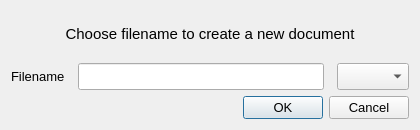
Before: the Qt Designer form textedit/newfilewindow.ui in pgallo725/livetext-pds, drawn with Qt 5.
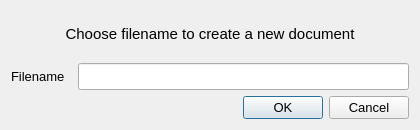
After: the same form once the commit is applied.

```diff
--- a/textedit/newfilewindow.ui
+++ b/textedit/newfilewindow.ui
@@ -83,15 +83,8 @@
          <pointsize>10</pointsize>
         </font>
        </property>
-      </widget>
-     </item>
-     <item>
-      <widget class="QComboBox" name="comboBox_fileType">
-       <property name="minimumSize">
-        <size>
-         <width>65</width>
-         <height>27</height>
-        </size>
+       <property name="maxLength">
+        <number>50</number>
        </property>
       </widget>
      </item>
```
